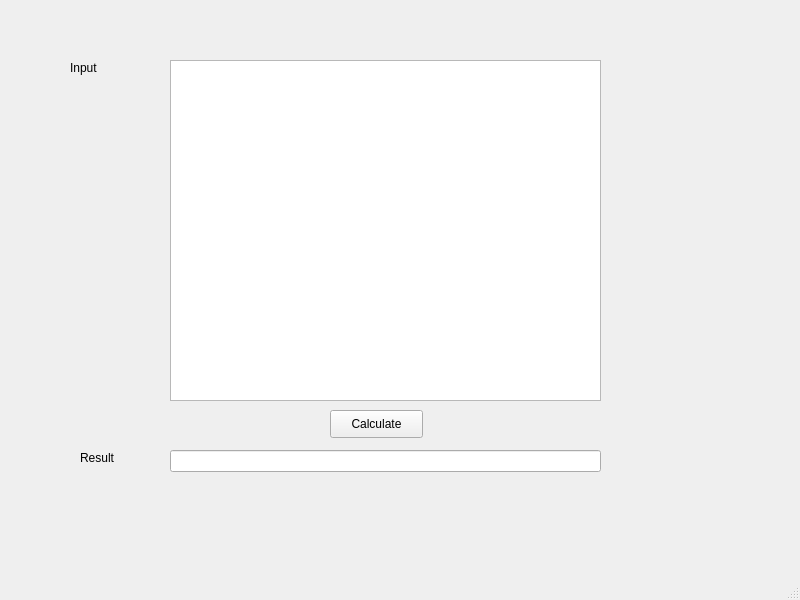
Before: the Qt Designer form 4th term/OOP/Lab2/mainwindow.ui in einoorish/uni_assignments, drawn with Qt 5.
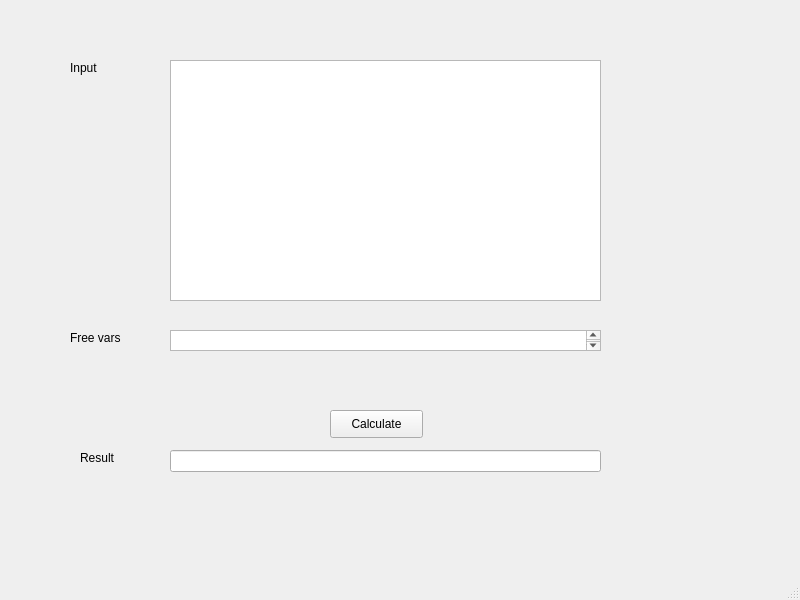
After: the same form once the commit is applied.

Commit message: input with ui

Patch:
```diff
--- a/4th term/OOP/Lab2/mainwindow.ui
+++ b/4th term/OOP/Lab2/mainwindow.ui
@@ -20,7 +20,7 @@
       <x>170</x>
       <y>60</y>
       <width>431</width>
-      <height>341</height>
+      <height>241</height>
      </rect>
     </property>
    </widget>
@@ -73,6 +73,29 @@
      <string>Calculate</string>
     </property>
    </widget>
+   <widget class="QLabel" name="label_3">
+    <property name="geometry">
+     <rect>
+      <x>70</x>
+      <y>330</y>
+      <width>55</width>
+      <height>16</height>
+     </rect>
+    </property>
+    <property name="text">
+     <string>Free vars</string>
+    </property>
+   </widget>
+   <widget class="QPlainTextEdit" name="freeVars">
+    <property name="geometry">
+     <rect>
+      <x>170</x>
+      <y>330</y>
+      <width>431</width>
+      <height>21</height>
+     </rect>
+    </property>
+   </widget>
   </widget>
   <widget class="QMenuBar" name="menubar">
    <property name="geometry">
```
The commit also changes 3 other files.
